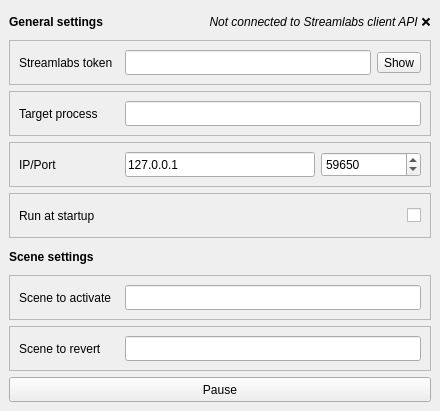
Above: autosceneswitcher.ui from Odizinne/AutoSceneSwitcher before the change. Below: the same form after it.
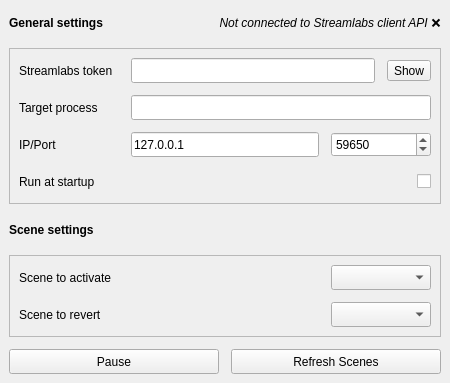
That is the form after the change.

Commit message: UI Rework: Use comboboxe for scene names, added refresh scenes button, switched to fusion, bugfixes

Diff of the .ui file:
```diff
--- a/autosceneswitcher.ui
+++ b/autosceneswitcher.ui
@@ -6,8 +6,8 @@
    <rect>
     <x>0</x>
     <y>0</y>
-    <width>440</width>
-    <height>411</height>
+    <width>450</width>
+    <height>383</height>
    </rect>
   </property>
   <property name="sizePolicy">
@@ -18,7 +18,7 @@
   </property>
   <property name="minimumSize">
    <size>
-    <width>440</width>
+    <width>450</width>
     <height>0</height>
    </size>
   </property>
@@ -27,15 +27,115 @@
   </property>
   <widget class="QWidget" name="centralwidget">
    <layout class="QGridLayout" name="gridLayout">
+    <property name="spacing">
+     <number>12</number>
+    </property>
+    <item row="0" column="0">
+     <widget class="QLabel" name="label_5">
+      <property name="minimumSize">
+       <size>
+        <width>0</width>
+        <height>25</height>
+       </size>
+      </property>
+      <property name="font">
+       <font>
+        <bold>true</bold>
+       </font>
+      </property>
+      <property name="text">
+       <string>General settings</string>
+      </property>
+     </widget>
+    </item>
+    <item row="0" column="1">
+     <widget class="QLabel" name="connectionStatusLabel">
+      <property name="minimumSize">
+       <size>
+        <width>0</width>
+        <height>25</height>
+       </size>
+      </property>
+      <property name="font">
+       <font>
+        <italic>true</italic>
+        <bold>false</bold>
+       </font>
+      </property>
+      <property name="text">
+       <string>Not connected to Streamlabs client API ❌</string>
+      </property>
+      <property name="alignment">
+       <set>Qt::AlignmentFlag::AlignCenter</set>
+      </property>
+     </widget>
+    </item>
     <item row="1" column="0" colspan="2">
      <widget class="QFrame" name="tokenFrame">
+      <property name="autoFillBackground">
+       <bool>false</bool>
+      </property>
       <property name="frameShape">
        <enum>QFrame::Shape::StyledPanel</enum>
       </property>
       <property name="frameShadow">
-       <enum>QFrame::Shadow::Raised</enum>
+       <enum>QFrame::Shadow::Sunken</enum>
       </property>
       <layout class="QGridLayout" name="gridLayout_2">
+       <property name="spacing">
+        <number>12</number>
+       </property>
+       <item row="1" column="0">
+        <widget class="QLabel" name="label_4">
+         <property name="sizePolicy">
+          <sizepolicy hsizetype="Fixed" vsizetype="Preferred">
+           <horstretch>0</horstretch>
+           <verstretch>0</verstretch>
+          </sizepolicy>
+         </property>
+         <property name="minimumSize">
+          <size>
+           <width>100</width>
+           <height>25</height>
+          </size>
+         </property>
+         <property name="text">
+          <string>Target process</string>
+         </property>
+        </widget>
+       </item>
+       <item row="1" column="1" colspan="2">
+        <widget class="QLineEdit" name="processLineEdit">
+         <property name="sizePolicy">
+          <sizepolicy hsizetype="Preferred" vsizetype="Fixed">
+           <horstretch>0</horstretch>
+           <verstretch>0</verstretch>
+          </sizepolicy>
+         </property>
+         <property name="minimumSize">
+          <size>
+           <width>0</width>
+           <height>25</height>
+          </size>
+         </property>
+        </widget>
+       </item>
+       <item row="0" column="1">
+        <widget class="QLineEdit" name="tokenLineEdit">
+         <property name="sizePolicy">
+          <sizepolicy hsizetype="Preferred" vsizetype="Fixed">
+           <horstretch>0</horstretch>
+           <verstretch>0</verstretch>
+          </sizepolicy>
+         </property>
+         <property name="minimumSize">
+          <size>
+           <width>0</width>
+           <height>25</height>
+          </size>
+         </property>
+        </widget>
+       </item>
        <item row="0" column="0">
         <widget class="QLabel" name="streamlabsTokenLabel">
          <property name="sizePolicy">
@@ -55,22 +155,6 @@
          </property>
         </widget>
        </item>
-       <item row="0" column="1">
-        <widget class="QLineEdit" name="tokenLineEdit">
-         <property name="sizePolicy">
-          <sizepolicy hsizetype="Preferred" vsizetype="Fixed">
-           <horstretch>0</horstretch>
-           <verstretch>0</verstretch>
-          </sizepolicy>
-         </property>
-         <property name="minimumSize">
-          <size>
-           <width>0</width>
-           <height>25</height>
-          </size>
-         </property>
-        </widget>
-       </item>
        <item row="0" column="2">
         <widget class="QToolButton" name="toggleTokenButton">
          <property name="text">
@@ -81,41 +165,62 @@
          </property>
         </widget>
        </item>
-      </layout>
-     </widget>
-    </item>
-    <item row="0" column="1">
-     <widget class="QLabel" name="connectionStatusLabel">
-      <property name="minimumSize">
-       <size>
-        <width>0</width>
-        <height>25</height>
-       </size>
-      </property>
-      <property name="font">
-       <font>
-        <italic>true</italic>
-        <bold>false</bold>
-       </font>
-      </property>
-      <property name="text">
-       <string>Not connected to Streamlabs client API ❌</string>
-      </property>
-      <property name="alignment">
-       <set>Qt::AlignmentFlag::AlignCenter</set>
-      </property>
-     </widget>
-    </item>
-    <item row="4" column="0" colspan="2">
-     <widget class="QFrame" name="frame">
-      <property name="frameShape">
-       <enum>QFrame::Shape::StyledPanel</enum>
-      </property>
-      <property name="frameShadow">
-       <enum>QFrame::Shadow::Raised</enum>
-      </property>
-      <layout class="QGridLayout" name="gridLayout_6">
-       <item row="0" column="0">
+       <item row="2" column="1" colspan="2">
+        <layout class="QGridLayout" name="gridLayout_4">
+         <property name="spacing">
+          <number>12</number>
+         </property>
+         <item row="0" column="0">
+          <widget class="QLineEdit" name="IPLineEdit">
+           <property name="minimumSize">
+            <size>
+             <width>0</width>
+             <height>25</height>
+            </size>
+           </property>
+           <property name="text">
+            <string notr="true">127.0.0.1</string>
+           </property>
+          </widget>
+         </item>
+         <item row="0" column="1">
+          <widget class="QSpinBox" name="portSpinBox">
+           <property name="minimumSize">
+            <size>
+             <width>100</width>
+             <height>25</height>
+            </size>
+           </property>
+           <property name="maximum">
+            <number>65535</number>
+           </property>
+           <property name="value">
+            <number>59650</number>
+           </property>
+          </widget>
+         </item>
+        </layout>
+       </item>
+       <item row="2" column="0">
+        <widget class="QLabel" name="label_7">
+         <property name="sizePolicy">
+          <sizepolicy hsizetype="Fixed" vsizetype="Preferred">
+           <horstretch>0</horstretch>
+           <verstretch>0</verstretch>
+          </sizepolicy>
+         </property>
+         <property name="minimumSize">
+          <size>
+           <width>100</width>
+           <height>25</height>
+          </size>
+         </property>
+         <property name="text">
+          <string>IP/Port</string>
+         </property>
+        </widget>
+       </item>
+       <item row="3" column="0">
         <widget class="QLabel" name="label_6">
          <property name="minimumSize">
           <size>
@@ -128,7 +233,7 @@
          </property>
         </widget>
        </item>
-       <item row="0" column="1">
+       <item row="3" column="2">
         <widget class="QCheckBox" name="startupCheckBox">
          <property name="minimumSize">
           <size>
@@ -147,15 +252,91 @@
       </layout>
      </widget>
     </item>
-    <item row="6" column="0" colspan="2">
-     <widget class="QFrame" name="clientFrame">
+    <item row="4" column="0" colspan="2">
+     <layout class="QGridLayout" name="gridLayout_5">
+      <property name="spacing">
+       <number>12</number>
+      </property>
+      <item row="0" column="0">
+       <widget class="QPushButton" name="pauseButton">
+        <property name="minimumSize">
+         <size>
+          <width>0</width>
+          <height>25</height>
+         </size>
+        </property>
+        <property name="text">
+         <string>Pause</string>
+        </property>
+       </widget>
+      </item>
+      <item row="0" column="1">
+       <widget class="QPushButton" name="refreshScenesButton">
+        <property name="minimumSize">
+         <size>
+          <width>0</width>
+          <height>25</height>
+         </size>
+        </property>
+        <property name="text">
+         <string>Refresh Scenes</string>
+        </property>
+       </widget>
+      </item>
+     </layout>
+    </item>
+    <item row="2" column="0">
+     <widget class="QLabel" name="sceneSettingsLabel">
+      <property name="minimumSize">
+       <size>
+        <width>0</width>
+        <height>25</height>
+       </size>
+      </property>
+      <property name="font">
+       <font>
+        <bold>true</bold>
+       </font>
+      </property>
+      <property name="text">
+       <string>Scene settings</string>
+      </property>
+     </widget>
+    </item>
+    <item row="3" column="0" colspan="2">
+     <widget class="QFrame" name="sceneFrame">
       <property name="frameShape">
        <enum>QFrame::Shape::StyledPanel</enum>
       </property>
       <property name="frameShadow">
-       <enum>QFrame::Shadow::Raised</enum>
+       <enum>QFrame::Shadow::Sunken</enum>
+      </property>
+      <property name="lineWidth">
+       <number>1</number>
       </property>
       <layout class="QGridLayout" name="gridLayout_3">
+       <property name="spacing">
+        <number>12</number>
+       </property>
+       <item row="0" column="2">
+        <widget class="QComboBox" name="gameComboBox">
+         <property name="sizePolicy">
+          <sizepolicy hsizetype="Minimum" vsizetype="Fixed">
+           <horstretch>0</horstretch>
+           <verstretch>0</verstretch>
+          </sizepolicy>
+         </property>
+         <property name="minimumSize">
+          <size>
+           <width>100</width>
+           <height>25</height>
+          </size>
+         </property>
+         <property name="sizeAdjustPolicy">
+          <enum>QComboBox::SizeAdjustPolicy::AdjustToContents</enum>
+         </property>
+        </widget>
+       </item>
        <item row="0" column="0">
         <widget class="QLabel" name="label_2">
          <property name="sizePolicy">
@@ -176,189 +357,19 @@
         </widget>
        </item>
        <item row="0" column="1">
-        <widget class="QLineEdit" name="gameLineEdit">
-         <property name="sizePolicy">
-          <sizepolicy hsizetype="Preferred" vsizetype="Fixed">
-           <horstretch>0</horstretch>
-           <verstretch>0</verstretch>
-          </sizepolicy>
+        <spacer name="horizontalSpacer">
+         <property name="orientation">
+          <enum>Qt::Orientation::Horizontal</enum>
          </property>
-         <property name="minimumSize">
+         <property name="sizeHint" stdset="0">
           <size>
-           <width>0</width>
-           <height>25</height>
+           <width>40</width>
+           <height>20</height>
           </size>
          </property>
-        </widget>
+        </spacer>
        </item>
-      </layout>
-     </widget>
-    </item>
-    <item row="0" column="0">
-     <widget class="QLabel" name="label_5">
-      <property name="minimumSize">
-       <size>
-        <width>0</width>
-        <height>25</height>
-       </size>
-      </property>
-      <property name="font">
-       <font>
-        <bold>true</bold>
-       </font>
-      </property>
-      <property name="text">
-       <string>General settings</string>
-      </property>
-     </widget>
-    </item>
-    <item row="2" column="0" colspan="2">
-     <widget class="QFrame" name="processFrame">
-      <property name="sizePolicy">
-       <sizepolicy hsizetype="Preferred" vsizetype="Preferred">
-        <horstretch>0</horstretch>
-        <verstretch>0</verstretch>
-       </sizepolicy>
-      </property>
-      <property name="minimumSize">
-       <size>
-        <width>0</width>
-        <height>0</height>
-       </size>
-      </property>
-      <property name="frameShape">
-       <enum>QFrame::Shape::StyledPanel</enum>
-      </property>
-      <property name="frameShadow">
-       <enum>QFrame::Shadow::Raised</enum>
-      </property>
-      <layout class="QGridLayout" name="gridLayout_5">
-       <item row="0" column="0">
-        <widget class="QLabel" name="label_4">
-         <property name="sizePolicy">
-          <sizepolicy hsizetype="Fixed" vsizetype="Preferred">
-           <horstretch>0</horstretch>
-           <verstretch>0</verstretch>
-          </sizepolicy>
-         </property>
-         <property name="minimumSize">
-          <size>
-           <width>100</width>
-           <height>25</height>
-          </size>
-         </property>
-         <property name="text">
-          <string>Target process</string>
-         </property>
-        </widget>
-       </item>
-       <item row="0" column="1">
-        <widget class="QLineEdit" name="processLineEdit">
-         <property name="sizePolicy">
-          <sizepolicy hsizetype="Preferred" vsizetype="Fixed">
-           <horstretch>0</horstretch>
-           <verstretch>0</verstretch>
-          </sizepolicy>
-         </property>
-         <property name="minimumSize">
-          <size>
-           <width>0</width>
-           <height>25</height>
-          </size>
-         </property>
-        </widget>
-       </item>
-      </layout>
-     </widget>
-    </item>
-    <item row="3" column="0" colspan="2">
-     <widget class="QFrame" name="frame_2">
-      <property name="frameShape">
-       <enum>QFrame::Shape::StyledPanel</enum>
-      </property>
-      <property name="frameShadow">
-       <enum>QFrame::Shadow::Raised</enum>
-      </property>
-      <layout class="QGridLayout" name="gridLayout_7">
-       <item row="0" column="1">
-        <widget class="QLineEdit" name="IPLineEdit">
-         <property name="minimumSize">
-          <size>
-           <width>0</width>
-           <height>25</height>
-          </size>
-         </property>
-         <property name="text">
-          <string>127.0.0.1</string>
-         </property>
-        </widget>
-       </item>
-       <item row="0" column="0">
-        <widget class="QLabel" name="label_7">
-         <property name="sizePolicy">
-          <sizepolicy hsizetype="Fixed" vsizetype="Preferred">
-           <horstretch>0</horstretch>
-           <verstretch>0</verstretch>
-          </sizepolicy>
-         </property>
-         <property name="minimumSize">
-          <size>
-           <width>100</width>
-           <height>25</height>
-          </size>
-         </property>
-         <property name="text">
-          <string>IP/Port</string>
-         </property>
-        </widget>
-       </item>
-       <item row="0" column="2">
-        <widget class="QSpinBox" name="portSpinBox">
-         <property name="minimumSize">
-          <size>
-           <width>100</width>
-           <height>25</height>
-          </size>
-         </property>
-         <property name="maximum">
-          <number>65535</number>
-         </property>
-         <property name="value">
-          <number>59650</number>
-         </property>
-        </widget>
-       </item>
-      </layout>
-     </widget>
-    </item>
-    <item row="5" column="0" colspan="2">
-     <widget class="QLabel" name="sceneSettingsLabel">
-      <property name="minimumSize">
-       <size>
-        <width>0</width>
-        <height>25</height>
-       </size>
-      </property>
-      <property name="font">
-       <font>
-        <bold>true</bold>
-       </font>
-      </property>
-      <property name="text">
-       <string>Scene settings</string>
-      </property>
-     </widget>
-    </item>
-    <item row="7" column="0" colspan="2">
-     <widget class="QFrame" name="gameFrame">
-      <property name="frameShape">
-       <enum>QFrame::Shape::StyledPanel</enum>
-      </property>
-      <property name="frameShadow">
-       <enum>QFrame::Shadow::Raised</enum>
-      </property>
-      <layout class="QGridLayout" name="gridLayout_4">
-       <item row="0" column="0">
+       <item row="1" column="0">
         <widget class="QLabel" name="label_3">
          <property name="sizePolicy">
           <sizepolicy hsizetype="Fixed" vsizetype="Preferred">
@@ -377,38 +388,41 @@
          </property>
         </widget>
        </item>
-       <item row="0" column="1">
-        <widget class="QLineEdit" name="clientLineEdit">
+       <item row="1" column="2">
+        <widget class="QComboBox" name="clientComboBox">
          <property name="sizePolicy">
-          <sizepolicy hsizetype="Preferred" vsizetype="Fixed">
+          <sizepolicy hsizetype="Minimum" vsizetype="Fixed">
            <horstretch>0</horstretch>
            <verstretch>0</verstretch>
           </sizepolicy>
          </property>
          <property name="minimumSize">
           <size>
-           <width>0</width>
+           <width>100</width>
            <height>25</height>
           </size>
          </property>
+         <property name="sizeAdjustPolicy">
+          <enum>QComboBox::SizeAdjustPolicy::AdjustToContents</enum>
+         </property>
         </widget>
        </item>
+       <item row="1" column="1">
+        <spacer name="horizontalSpacer_2">
+         <property name="orientation">
+          <enum>Qt::Orientation::Horizontal</enum>
+         </property>
+         <property name="sizeHint" stdset="0">
+          <size>
+           <width>40</width>
+           <height>20</height>
+          </size>
+         </property>
+        </spacer>
+       </item>
       </layout>
      </widget>
     </item>
-    <item row="8" column="0" colspan="2">
-     <widget class="QPushButton" name="pauseButton">
-      <property name="minimumSize">
-       <size>
-        <width>0</width>
-        <height>25</height>
-       </size>
-      </property>
-      <property name="text">
-       <string>Pause</string>
-      </property>
-     </widget>
-    </item>
    </layout>
   </widget>
  </widget>
```
Left out of the diff: 10 changed lines with no effect on the pictures. The commit also changes 6 other files.
